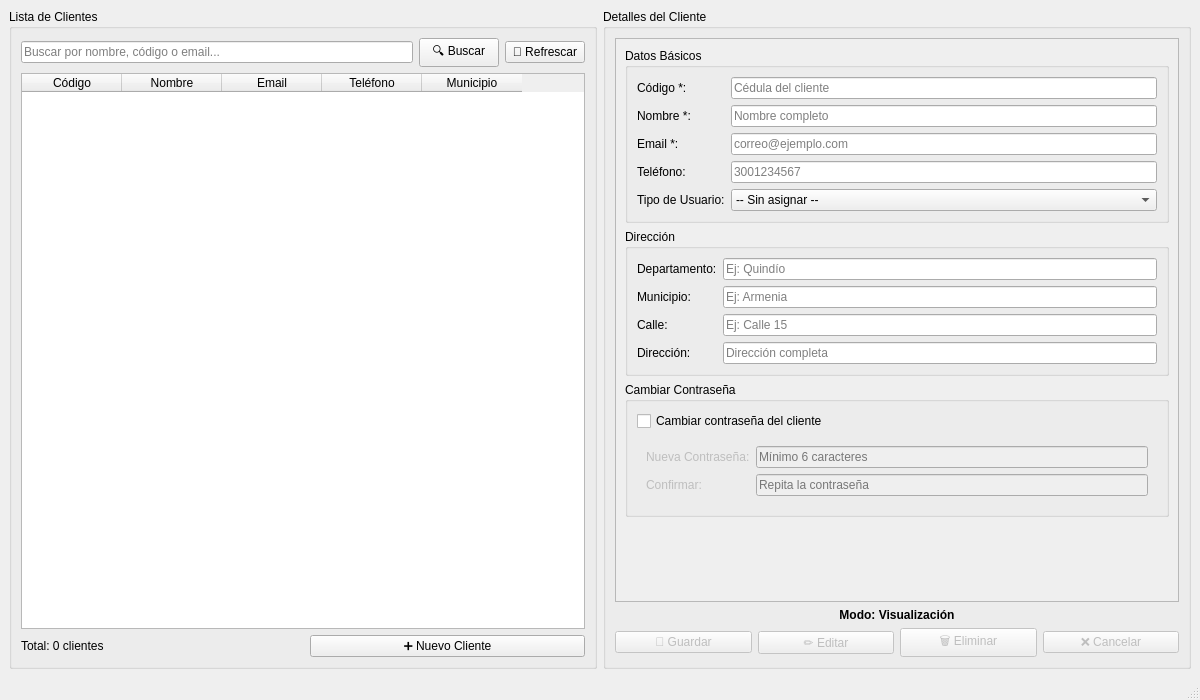
St0rm20/proyecto-bases, file view/crud_clientes.ui: the form before one commit.
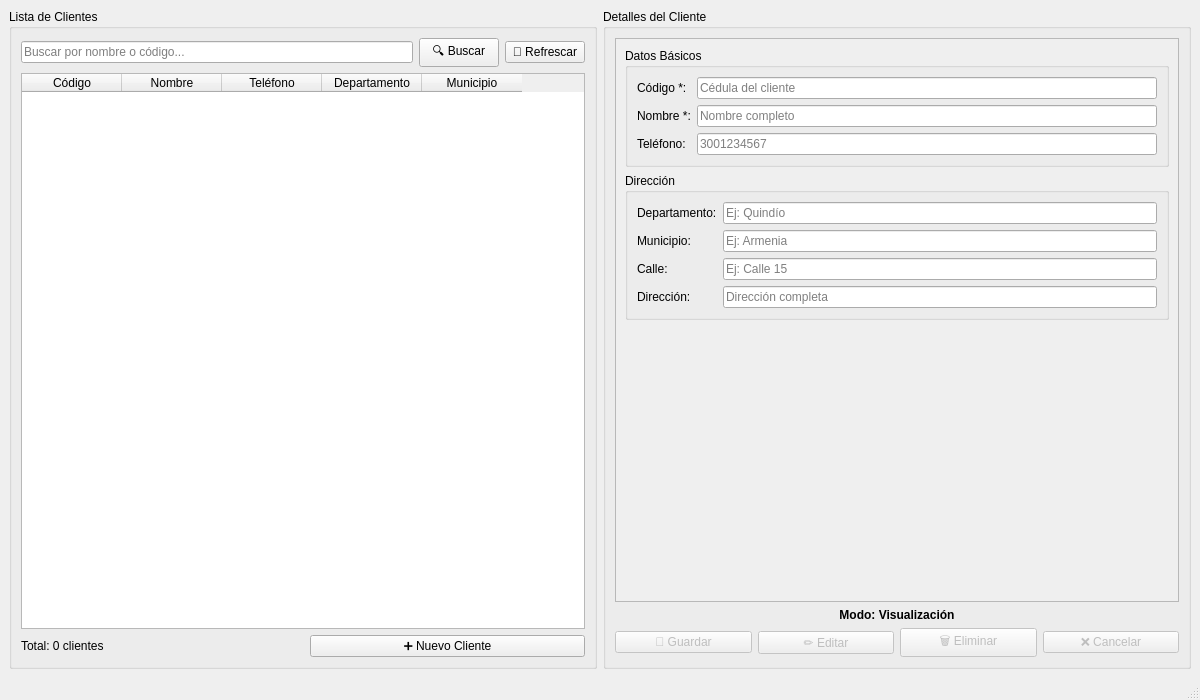
The form after the commit.

Commit message: Adelanto de los crud y conexón a la base de datos

Patch:
```diff
--- a/view/crud_clientes.ui
+++ b/view/crud_clientes.ui
@@ -30,7 +30,7 @@
          <item>
           <widget class="QLineEdit" name="lineEdit_buscar">
            <property name="placeholderText">
-            <string>Buscar por nombre, código o email...</string>
+            <string>Buscar por nombre o código...</string>
            </property>
           </widget>
          </item>
@@ -71,16 +71,16 @@
            <string>Nombre</string>
           </property>
          </column>
-         <column>
-          <property name="text">
-           <string>Email</string>
-          </property>
-         </column>
          <column>
           <property name="text">
            <string>Teléfono</string>
           </property>
          </column>
+         <column>
+          <property name="text">
+           <string>Departamento</string>
+          </property>
+         </column>
          <column>
           <property name="text">
            <string>Municipio</string>
@@ -168,59 +168,19 @@
                </widget>
               </item>
               <item row="2" column="0">
-               <widget class="QLabel" name="label_email">
-                <property name="text">
-                 <string>Email *:</string>
-                </property>
-               </widget>
-              </item>
-              <item row="2" column="1">
-               <widget class="QLineEdit" name="lineEdit_email">
-                <property name="placeholderText">
-                 <string>correo@ejemplo.com</string>
-                </property>
-               </widget>
-              </item>
-              <item row="3" column="0">
                <widget class="QLabel" name="label_telefono">
                 <property name="text">
                  <string>Teléfono:</string>
                 </property>
                </widget>
               </item>
-              <item row="3" column="1">
+              <item row="2" column="1">
                <widget class="QLineEdit" name="lineEdit_telefono">
                 <property name="placeholderText">
                  <string>3001234567</string>
                 </property>
                </widget>
               </item>
-              <item row="4" column="0">
-               <widget class="QLabel" name="label_rol">
-                <property name="text">
-                 <string>Tipo de Usuario:</string>
-                </property>
-               </widget>
-              </item>
-              <item row="4" column="1">
-               <widget class="QComboBox" name="comboBox_rol">
-                <item>
-                 <property name="text">
-                  <string>-- Sin asignar --</string>
-                 </property>
-                </item>
-                <item>
-                 <property name="text">
-                  <string>Usuario Paramétrico</string>
-                 </property>
-                </item>
-                <item>
-                 <property name="text">
-                  <string>Usuario Esporádico</string>
-                 </property>
-                </item>
-               </widget>
-              </item>
              </layout>
             </widget>
            </item>
@@ -289,65 +249,6 @@
              </layout>
             </widget>
            </item>
-           <item>
-            <widget class="QGroupBox" name="groupBox_contrasena">
-             <property name="title">
-              <string>Cambiar Contraseña</string>
-             </property>
-             <layout class="QVBoxLayout" name="verticalLayout_password">
-              <item>
-               <widget class="QCheckBox" name="checkBox_cambiar_contrasena">
-                <property name="text">
-                 <string>Cambiar contraseña del cliente</string>
-                </property>
-               </widget>
-              </item>
-              <item>
-               <widget class="QWidget" name="widget_password" native="true">
-                <property name="enabled">
-                 <bool>false</bool>
-                </property>
-                <layout class="QGridLayout" name="gridLayout_password">
-                 <item row="0" column="0">
-                  <widget class="QLabel" name="label_nueva_contrasena">
-                   <property name="text">
-                    <string>Nueva Contraseña:</string>
-                   </property>
-                  </widget>
-                 </item>
-                 <item row="0" column="1">
-                  <widget class="QLineEdit" name="lineEdit_nueva_contrasena">
-                   <property name="echoMode">
-                    <enum>QLineEdit::Password</enum>
-                   </property>
-                   <property name="placeholderText">
-                    <string>Mínimo 6 caracteres</string>
-                   </property>
-                  </widget>
-                 </item>
-                 <item row="1" column="0">
-                  <widget class="QLabel" name="label_confirmar_contrasena">
-                   <property name="text">
-                    <string>Confirmar:</string>
-                   </property>
-                  </widget>
-                 </item>
-                 <item row="1" column="1">
-                  <widget class="QLineEdit" name="lineEdit_confirmar_contrasena">
-                   <property name="echoMode">
-                    <enum>QLineEdit::Password</enum>
-                   </property>
-                   <property name="placeholderText">
-                    <string>Repita la contraseña</string>
-                   </property>
-                  </widget>
-                 </item>
-                </layout>
-               </widget>
-              </item>
-             </layout>
-            </widget>
-           </item>
            <item>
             <spacer name="verticalSpacer">
              <property name="orientation">
```
The commit also changes 46 other files.
